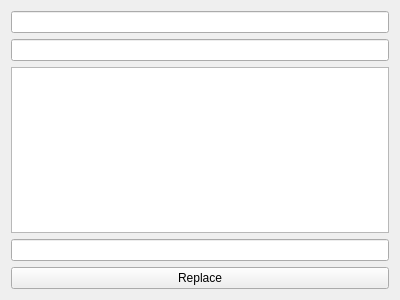
SolJE/learnpython, file exercise/testui.ui: the form before one commit.
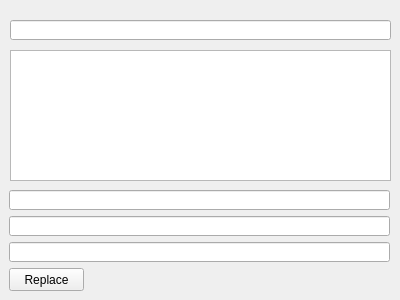
The form after the commit.

The edit to the form file:
```diff
--- a/exercise/testui.ui
+++ b/exercise/testui.ui
@@ -13,27 +13,69 @@
   <property name="windowTitle">
    <string>Form</string>
   </property>
-  <layout class="QVBoxLayout" name="verticalLayout">
-   <item>
-    <widget class="QLineEdit" name="status_lineEdit"/>
-   </item>
-   <item>
-    <widget class="QLineEdit" name="result_lineEdit"/>
-   </item>
-   <item>
-    <widget class="QTextEdit" name="mac_textEdit"/>
-   </item>
-   <item>
-    <widget class="QLineEdit" name="runtime_lineEdit"/>
-   </item>
-   <item>
-    <widget class="QPushButton" name="replace_Button">
-     <property name="text">
-      <string>Replace</string>
-     </property>
-    </widget>
-   </item>
-  </layout>
+  <widget class="QLineEdit" name="status_lineEdit">
+   <property name="geometry">
+    <rect>
+     <x>9</x>
+     <y>190</y>
+     <width>381</width>
+     <height>20</height>
+    </rect>
+   </property>
+  </widget>
+  <widget class="QPushButton" name="replace_Button">
+   <property name="geometry">
+    <rect>
+     <x>9</x>
+     <y>268</y>
+     <width>75</width>
+     <height>23</height>
+    </rect>
+   </property>
+   <property name="text">
+    <string>Replace</string>
+   </property>
+  </widget>
+  <widget class="QLineEdit" name="runtime_lineEdit">
+   <property name="geometry">
+    <rect>
+     <x>9</x>
+     <y>242</y>
+     <width>381</width>
+     <height>20</height>
+    </rect>
+   </property>
+  </widget>
+  <widget class="QLineEdit" name="lineEdit">
+   <property name="geometry">
+    <rect>
+     <x>9</x>
+     <y>216</y>
+     <width>381</width>
+     <height>20</height>
+    </rect>
+   </property>
+  </widget>
+  <widget class="QLineEdit" name="mac_lineEdit">
+   <property name="geometry">
+    <rect>
+     <x>10</x>
+     <y>20</y>
+     <width>381</width>
+     <height>20</height>
+    </rect>
+   </property>
+  </widget>
+  <widget class="QTextEdit" name="result_textEdit">
+   <property name="geometry">
+    <rect>
+     <x>10</x>
+     <y>50</y>
+     <width>381</width>
+     <height>131</height>
+    </rect>
+   </property>
+  </widget>
  </widget>
  <resources/>
  <connections/>
```
